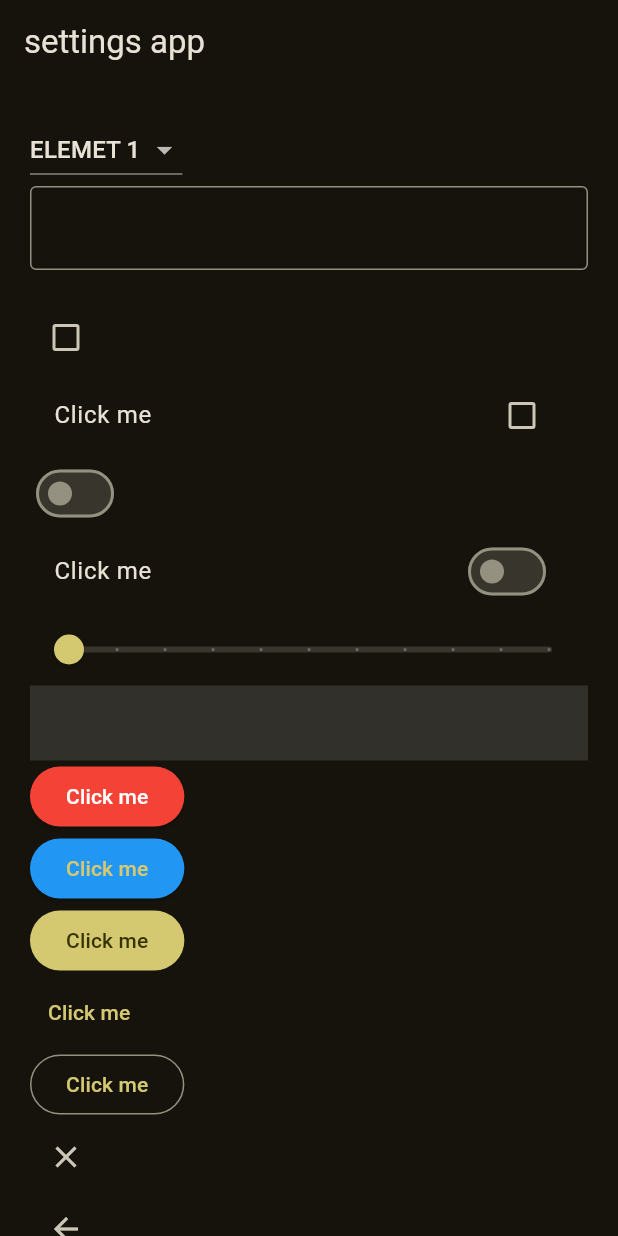
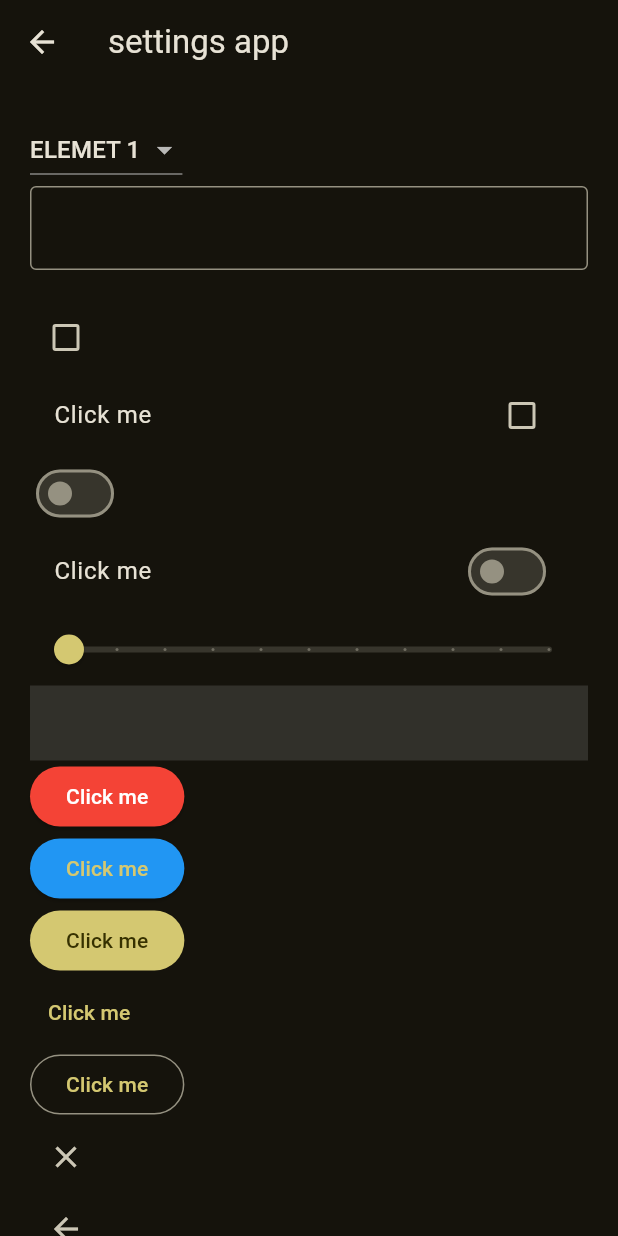
Before and after one commit to Abed-Al-Hussien-Saeed/learning-flutter-basics-, a Flutter app: the screen it shows after launch, item 2 of the bottom bar chosen, after a tap on the "settings" icon, on a phone screen of 412 x 824 dp. Run offline on Flutter 3.47's test engine with Material 3 defaults, Android fonts, the phone set to English and light mode, and no system bars.

Commit message:
back to push so we cna contiune in the course

```diff
--- a/lib/Views/pages/SettingPage.dart
+++ b/lib/Views/pages/SettingPage.dart
@@ -17,7 +17,14 @@ class _SettingpageState extends State<Settingpage> {
   @override
   Widget build(BuildContext context) {
     return Scaffold(
-      appBar: AppBar(title: Text("settings app ")),
+      appBar: AppBar(
+        title: Text("settings app "),
+        leading: BackButton(
+          onPressed: () {
+            Navigator.pop(context);
+          },
+        ),
+      ),
       body: SingleChildScrollView(
         child: Padding(
           padding: const EdgeInsets.all(20.0),
--- a/lib/Views/pages/Widget_tree.dart
+++ b/lib/Views/pages/Widget_tree.dart
@@ -29,7 +29,7 @@ class WidgetTree extends StatelessWidget {
           ),
           IconButton(
             onPressed: () {
-              Navigator.pushReplacement(
+              Navigator.push(
                 context,
                 MaterialPageRoute(
                   builder: (context) {
```
